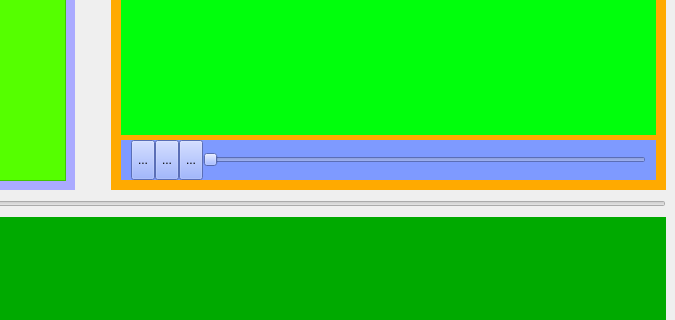
Before: the Qt Designer form src/videoeditor.ui in vrushank-agrawal/CSE201-VCREST-, drawn with Qt 5; both pictures show x 402 to 1077 and y 190 to 510 of the 1077 by 633 pixel window.
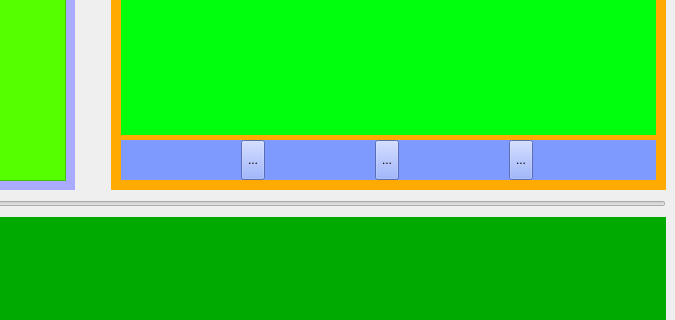
After: the same form once the commit is applied. Icons and pictures are not drawn. Custom widgets are drawn as their Qt base class.

Commit message:
add position to main window
- using position in mainwindow to update all the frame and slider
- deleted duplicate slider for more clean and efficient code

```diff
--- a/src/videoeditor.ui
+++ b/src/videoeditor.ui
@@ -431,22 +431,6 @@
                   </property>
                  </widget>
                 </item>
-                <item>
-                 <widget class="ProgressBar" name="progressBar">
-                  <property name="sizePolicy">
-                   <sizepolicy hsizetype="Preferred" vsizetype="Fixed">
-                    <horstretch>0</horstretch>
-                    <verstretch>10</verstretch>
-                   </sizepolicy>
-                  </property>
-                  <property name="sliderPosition">
-                   <number>0</number>
-                  </property>
-                  <property name="orientation">
-                   <enum>Qt::Horizontal</enum>
-                  </property>
-                 </widget>
-                </item>
                </layout>
               </widget>
              </item>
```
Left out of the diff: 2 changed lines with no effect on the pictures. The commit also changes 6 other files.
